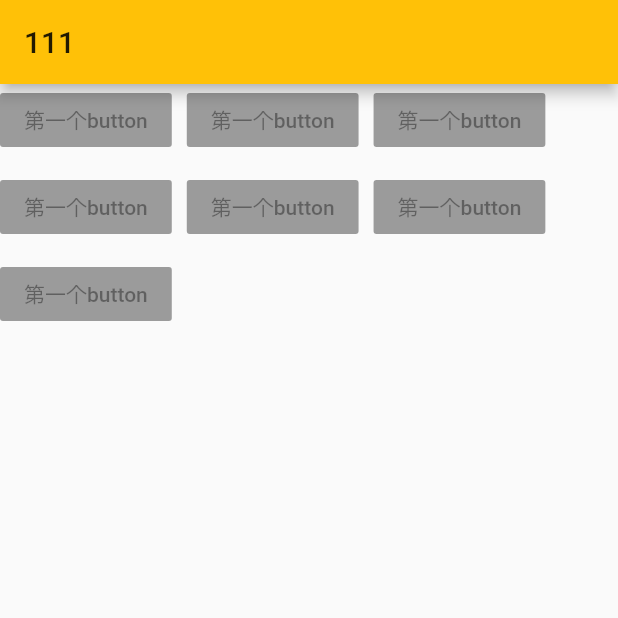
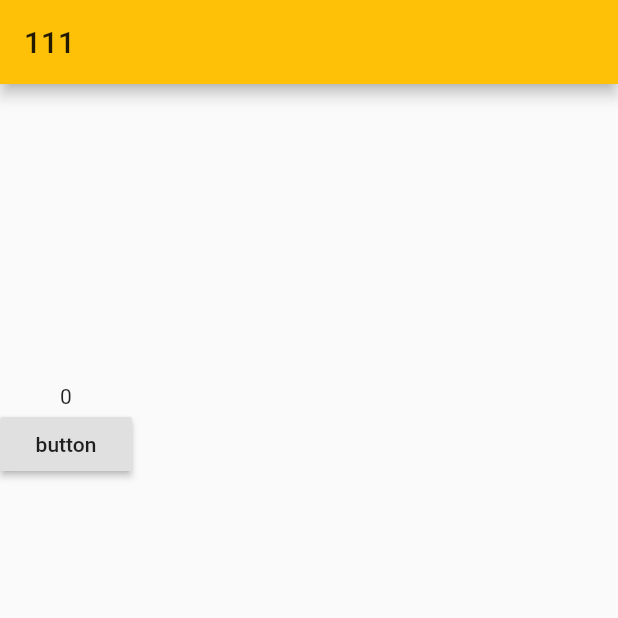
Before and after one commit to xiongliang120/FlutterPratice, a Flutter app: the screen it shows after launch, on a phone screen of 412 x 824 dp, the top half of it. Run offline on Flutter 3.47's test engine with Material 2 defaults, Android fonts, the phone set to English and light mode, and no system bars.

Commit message:
flutter 自定义  StateFulWidget

```diff
--- a/lib/main.dart
+++ b/lib/main.dart
@@ -338,6 +338,40 @@ class MyWrap1 extends StatelessWidget{
 }
 
 /**
+ * 自定义有状态组件
+ */
+class MyStateFulWidget extends StatefulWidget{
+  var count;
+  @override
+  State<StatefulWidget> createState() {
+     return _MyStateFulWidget();
+  }
+}
+
+class _MyStateFulWidget extends State<MyStateFulWidget>{
+  var count=0;
+  @override
+  Widget build(BuildContext context) {
+     return Column(
+       children: <Widget>[
+         SizedBox(
+             height: 200
+         ),
+         Text("${count}"),
+         RaisedButton(
+           child: Text("button"),
+           onPressed: (){
+               setState(() {
+                 count++;
+               });
+           },
+         )
+       ],
+     );
+  }
+}
+
+/**
  * 自定义单选框以及复选框
  */
 class SwitchAndCheckboxWidget extends StatefulWidget {
@@ -401,7 +435,7 @@ class Custome2 extends StatelessWidget {
   @override
   Widget build(BuildContext context) {
     return MaterialApp(
-        home: Scaffold(appBar: AppBar(title: Text("$text")), body: MyWrap1()),
+        home: Scaffold(appBar: AppBar(title: Text("$text")), body: MyStateFulWidget()),
         theme: ThemeData(primaryColor: backgroundColor));
   }
 }
```
